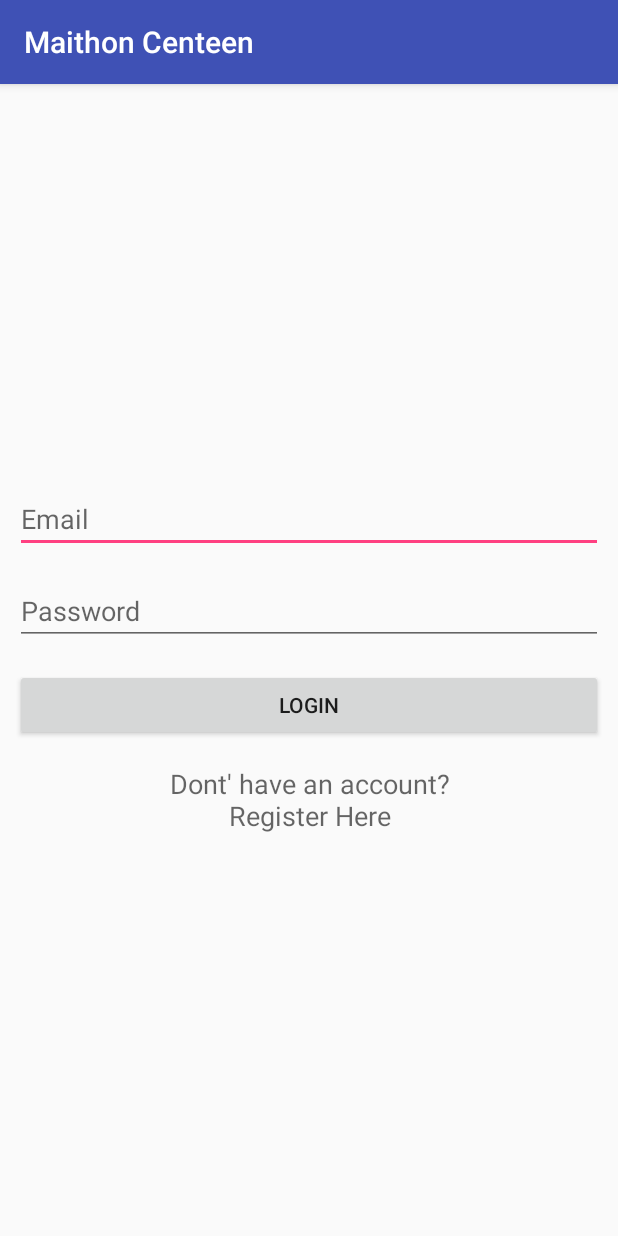
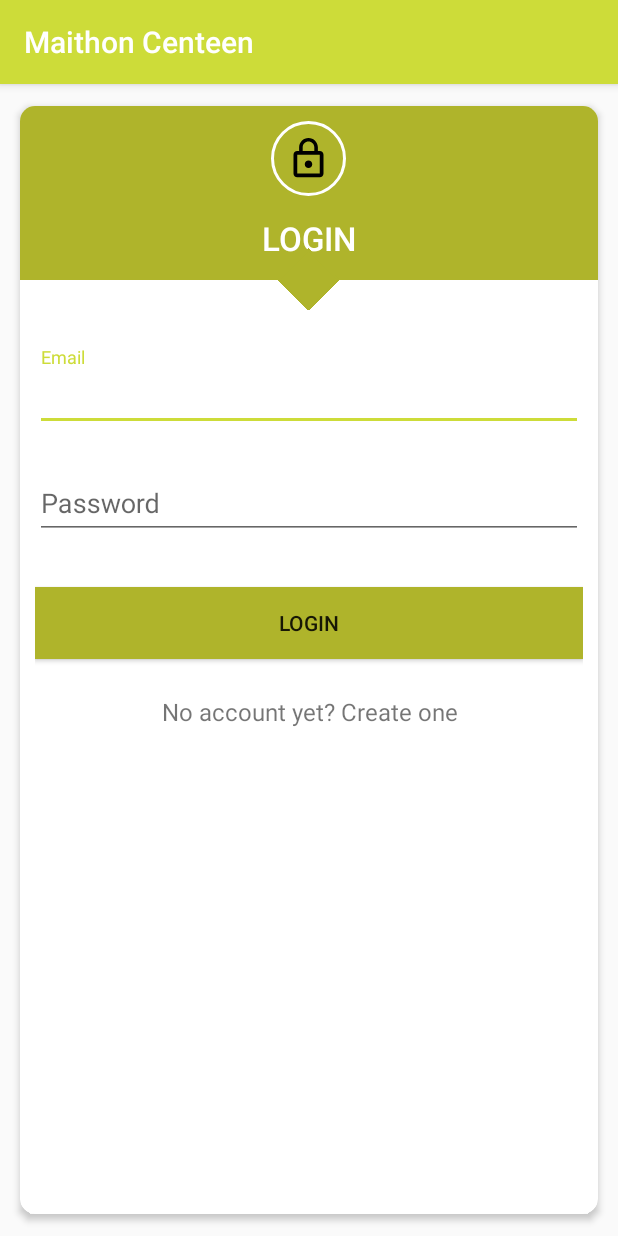
Before and after one commit to aakashswain001/MaithonCenteen, an Android app: the screen it shows after launch (LoginActivity), on a phone screen of 412 x 824 dp. Run offline under Robolectric (Android 15) with nearby library versions, the phone set to English and light mode, and no system bars; our stand-ins replace Volley.

Commit message:
ui changed

```diff
--- /dev/null
+++ b/app/src/main/res/drawable/circle.xml
@@ -0,0 +1,8 @@
+<shape xmlns:android="http://schemas.android.com/apk/res/android"
+    android:shape="oval">
+    <solid android:color="#00000000"/>
+    <stroke
+        android:color="#ffffffff"
+        android:width="2dp"/>
+
+    </shape>
--- /dev/null
+++ b/app/src/main/res/drawable/ic_lock_outline_black_24dp.xml
@@ -0,0 +1,9 @@
+<vector xmlns:android="http://schemas.android.com/apk/res/android"
+        android:width="24dp"
+        android:height="24dp"
+        android:viewportWidth="24.0"
+        android:viewportHeight="24.0">
+    <path
+        android:fillColor="#FF000000"
+        android:pathData="M12,17c1.1,0 2,-0.9 2,-2s-0.9,-2 -2,-2 -2,0.9 -2,2 0.9,2 2,2zM18,8h-1L17,6c0,-2.76 -2.24,-5 -5,-5S7,3.24 7,6v2L6,8c-1.1,0 -2,0.9 -2,2v10c0,1.1 0.9,2 2,2h12c1.1,0 2,-0.9 2,-2L20,10c0,-1.1 -0.9,-2 -2,-2zM8.9,6c0,-1.71 1.39,-3.1 3.1,-3.1s3.1,1.39 3.1,3.1v2L8.9,8L8.9,6zM18,20L6,20L6,10h12v10z"/>
+</vector>
--- /dev/null
+++ b/app/src/main/res/drawable/rec.xml
@@ -0,0 +1,8 @@
+<shape xmlns:android="http://schemas.android.com/apk/res/android"
+    android:shape="rectangle">
+    <solid android:color="@color/colorPrimaryDark"/>
+    <stroke
+        android:color="@color/colorPrimaryDark"
+        android:width="2dp"/>
+
+</shape>
--- a/app/src/main/res/layout/activity_login.xml
+++ b/app/src/main/res/layout/activity_login.xml
@@ -6,54 +6,120 @@
     android:layout_height="match_parent"
     tools:context="xyz.sleepygamers.maithoncenteen.LoginActivity">
 
+    <android.support.v7.widget.CardView
+        android:layout_width="match_parent"
+        android:layout_height="match_parent"
+        android:layout_alignParentBottom="true"
+        android:layout_alignParentStart="true"
+        android:layout_marginLeft="10dp"
+        android:layout_marginTop="10dp"
+        android:layout_marginBottom="10dp"
+        android:layout_marginRight="10dp"
+        app:cardCornerRadius="10dp"
+        app:cardElevation="3dp"
+        app:cardPreventCornerOverlap="false"
+        app:cardUseCompatPadding="true"
+        android:layout_alignParentLeft="true">
+
+        <RelativeLayout
+            android:id="@+id/rel"
+            android:layout_width="match_parent"
+            android:layout_height="136dp">
+
+            <LinearLayout
+                android:layout_width="match_parent"
+                android:layout_height="wrap_content"
+                android:gravity="center_horizontal"
+                android:orientation="vertical"
+                android:background="@color/colorPrimaryDark"
+                android:id="@+id/lin">
+                <ImageView
+                    android:layout_width="50dp"
+                    android:layout_height="50dp"
+                    android:background="@drawable/circle"
+                    android:layout_marginTop="10dp"
+                    android:padding="10dp"
+                    android:src="@drawable/ic_lock_outline_black_24dp"
+                    />
+                <TextView
+                    android:layout_width="wrap_content"
+                    android:layout_height="wrap_content"
+                    android:text="LOGIN"
+                   android:textColor="#FFFFFF"
+                    android:textSize="22sp"
+                    android:fontFamily="sans-serif-medium"
+                    android:layout_margin="13dp"/>
+            </LinearLayout>
+            <ImageView
+                android:layout_width="30dp"
+                android:layout_height="30dp"
+                android:layout_marginTop="-15dp"
+                android:src="@drawable/rec"
+                android:layout_below="@+id/lin"
+                android:id="@+id/im"
+                android:rotation="45"
+                android:layout_centerHorizontal="true"
+                />
+        </RelativeLayout>
+
+        <RelativeLayout
+            android:layout_width="match_parent"
+            android:layout_height="591dp"
+            android:layout_below="@id/im"
+            android:paddingTop="30dp">
+
             <LinearLayout
                 android:layout_width="match_parent"
                 android:layout_height="wrap_content"
                 android:layout_centerVertical="true"
                 android:orientation="vertical"
-        android:padding="10dp"
-        >
+                android:padding="10dp">
 
-
-        <EditText
-            android:id="@+id/editTextEmail"
+                <!-- Email Label -->
+                <android.support.design.widget.TextInputLayout
                     android:layout_width="match_parent"
                     android:layout_height="wrap_content"
-            android:layout_marginBottom="8dp"
                     android:layout_marginTop="8dp"
-            android:hint="Email"
-            android:inputType="textEmailAddress" />
-
-        <EditText
-            android:id="@+id/editTextPassword"
+                    android:layout_marginBottom="8dp">
+                    <EditText android:id="@+id/editTextEmail"
                         android:layout_width="match_parent"
                         android:layout_height="wrap_content"
-            android:layout_marginBottom="8dp"
-            android:layout_marginTop="8dp"
-            android:fontFamily="sans-serif"
-            android:hint="Password"
-            android:inputType="textPassword" />
+                        android:inputType="textEmailAddress"
+                        android:hint="Email"
+                        android:textColor="@color/colorPrimaryDark"/>
+                </android.support.design.widget.TextInputLayout>
 
-        <Button
-            android:id="@+id/buttonLogin"
+                <!-- Password Label -->
+                <android.support.design.widget.TextInputLayout
                     android:layout_width="match_parent"
                     android:layout_height="wrap_content"
-            android:layout_marginBottom="8dp"
                     android:layout_marginTop="8dp"
-            android:text="Login" />
-
-        <TextView
-            android:id="@+id/textViewRegister"
+                    android:layout_marginBottom="8dp">
+                    <EditText android:id="@+id/editTextPassword"
                         android:layout_width="match_parent"
                         android:layout_height="wrap_content"
-            android:layout_marginBottom="8dp"
-            android:layout_marginTop="8dp"
-            android:text="Dont' have an account?\nRegister Here"
-            android:textAlignment="center"
-            android:textAppearance="@style/Base.TextAppearance.AppCompat.Medium" />
+                        android:inputType="textPassword"
+                        android:hint="Password"
+                        android:textColor="@color/colorPrimaryDark"/>
+                </android.support.design.widget.TextInputLayout>
 
-    </LinearLayout>
+                <android.support.v7.widget.AppCompatButton
+                    android:id="@+id/buttonLogin"
+                    android:layout_width="fill_parent"
+                    android:layout_height="wrap_content"
+                    android:layout_marginTop="24dp"
+                    android:layout_marginBottom="24dp"
+                    android:padding="12dp"
+                    android:text="Login"
+                    android:background="@color/colorPrimaryDark"/>
 
+                <TextView android:id="@+id/textViewRegister"
+                    android:layout_width="fill_parent"
+                    android:layout_height="wrap_content"
+                    android:layout_marginBottom="24dp"
+                    android:text="No account yet? Create one"
+                    android:gravity="center"
+                    android:textSize="16dip"/>
                 <ProgressBar
                     android:id="@+id/progressBar"
                     android:layout_width="wrap_content"
@@ -61,4 +127,11 @@
                     android:layout_centerHorizontal="true"
                     android:layout_centerVertical="true"
                     android:visibility="gone" />
+
+
+            </LinearLayout>
         </RelativeLayout>
+
+
+    </android.support.v7.widget.CardView>
+</RelativeLayout>
--- a/app/src/main/res/values/colors.xml
+++ b/app/src/main/res/values/colors.xml
@@ -1,8 +1,8 @@
 <?xml version="1.0" encoding="utf-8"?>
 <resources>
-    <color name="colorPrimary">#3F51B5</color>
-    <color name="colorPrimaryDark">#303F9F</color>
-    <color name="colorAccent">#FF4081</color>
+    <color name="colorPrimary">#CDDC39</color>
+    <color name="colorPrimaryDark">#AFB42B</color>
+    <color name="colorAccent">#CDDC39</color>
     <color name="colorWhite">#FFFFFF</color>
     <color name="colorGrapeFruit">#ED5565</color>
     <color name="colorGrapeFruitDark">#DA4453</color>
```
Also changed, not shown: app/src/main/res/drawable/ic_assignment_ind_black_24dp.xml (added, +9 -0 lines), app/src/main/res/layout/activity_register.xml (+51 -45 lines). Lines whose indentation alone changed are shown as unchanged.
